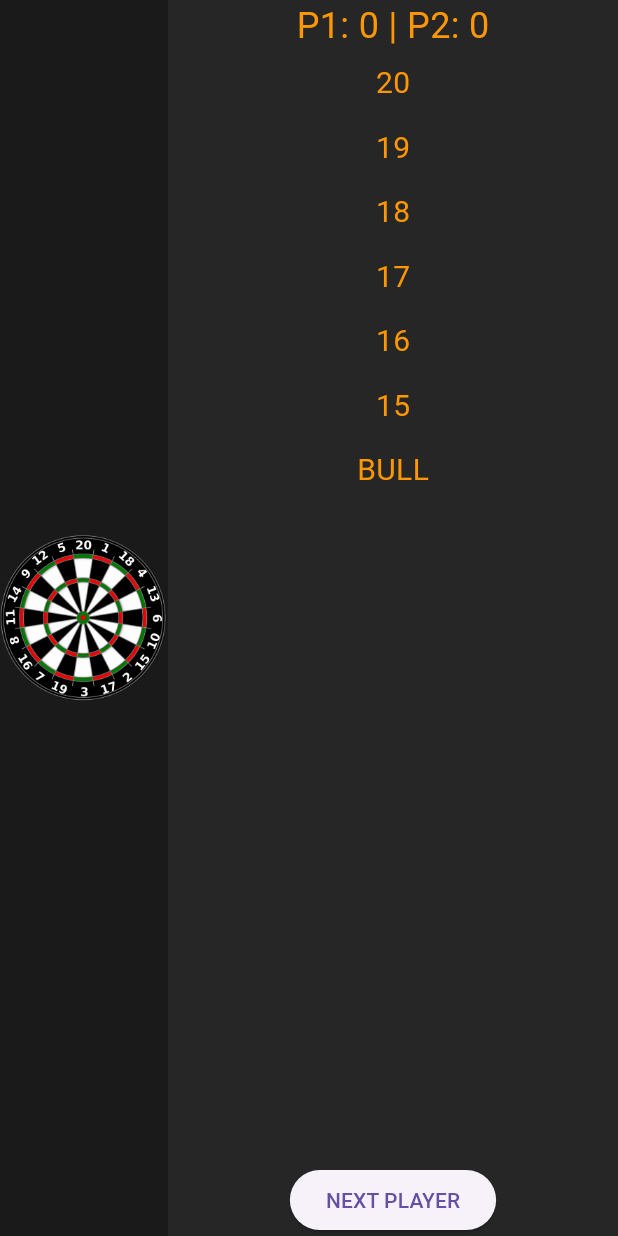
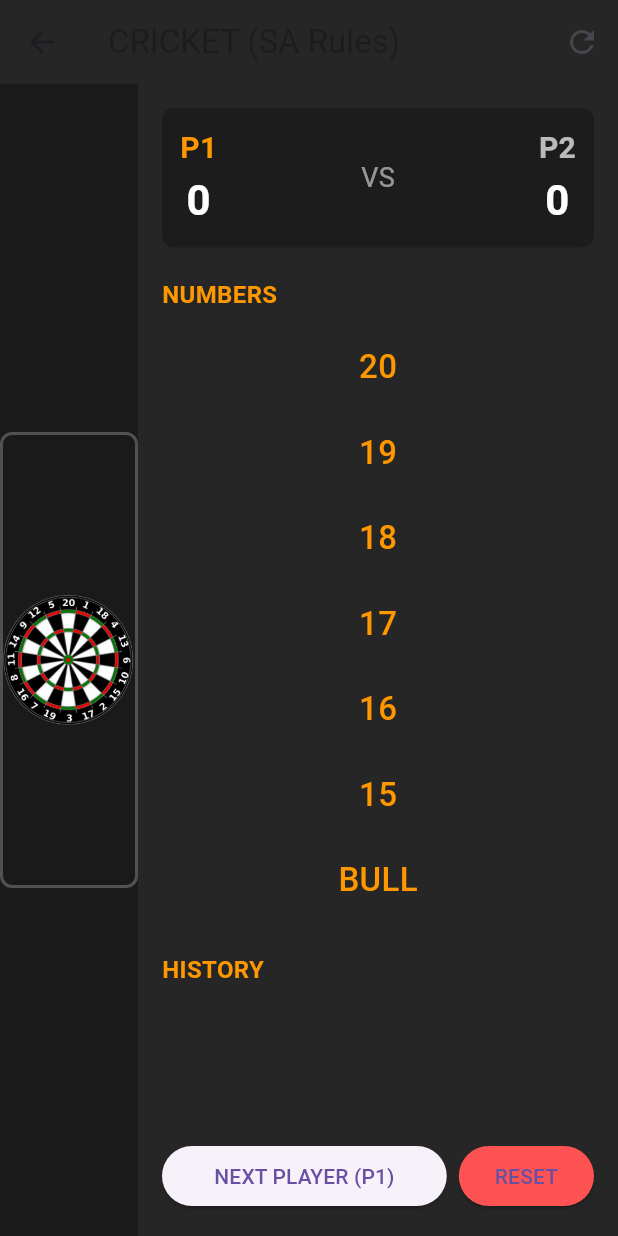
Before and after one commit to SftIce/Darts, a Flutter app: the ScoreboardCricketSA screen opened directly, on a phone screen of 412 x 824 dp. Run offline on Flutter 3.47's test engine with Material 3 defaults, Android fonts, the phone set to English and light mode, and no system bars; our stand-ins replace google_fonts.

Commit message:
Refactor scoreboard logic and tap handling
Refactor scoreboard logic and improve tap handling.

```diff
--- a/lib/screens/scoreboard_cricket_sa.dart
+++ b/lib/screens/scoreboard_cricket_sa.dart
@@ -1,83 +1,212 @@
 import 'package:flutter/material.dart';
 import '../logic/dart_math.dart';
+import '../logic/cricket_sa_logic.dart';
 
 class ScoreboardCricketSA extends StatefulWidget {
+  const ScoreboardCricketSA({super.key});
+
   @override
-  _ScoreboardCricketSAState createState() => _ScoreboardCricketSAState();
+  State<ScoreboardCricketSA> createState() => _ScoreboardCricketSAState();
 }
 
 class _ScoreboardCricketSAState extends State<ScoreboardCricketSA> {
-  Map<int, int> p1Marks = {for (var v in [20,19,18,17,16,15,25]) v: 0};
-  Map<int, int> p2Marks = {for (var v in [20,19,18,17,16,15,25]) v: 0};
-  int p1Score = 0;
-  int p2Score = 0;
-  bool isP1Turn = true;
-  List<String> history = [];
+  final CricketSALogic _logic = CricketSALogic();
+  final List<String> _history = [];
 
   void _handleTap(TapDownDetails details) {
-    final hit = DartMath.getHit(details.localPosition.dx, details.localPosition.dy, 300);
+    final hit = DartMath.calculate(details.localPosition.dx, details.localPosition.dy);
+
     setState(() {
-      if (hit.isGaryPlayer) {
-        history.insert(0, "GARY PLAYER (0)");
+      if (hit.isMiss) {
+        _history.insert(0, "🔴 GARY PLAYER MISS (Wire / Outer)");
       } else {
-        _applyCricketLogic(hit);
-        history.insert(0, "${isP1Turn ? 'P1' : 'P2'} hit ${hit.multiplier}x${hit.score}");
+        final playerName = _logic.isP1Turn ? "P1" : "P2";
+        _logic.registerHit(hit.score, hit.multiplier, isP1: _logic.isP1Turn);
+
+        if (hit.score == 25 || hit.score == 50) {
+          _history.insert(0, "$playerName hit ${hit.score} (${hit.ring})");
+        } else {
+          _history.insert(0, "$playerName hit ${hit.multiplier}x${hit.score}");
+        }
       }
     });
   }
 
-  void _applyCricketLogic(DartHit hit) {
-    if (![20,19,18,17,16,15,25].contains(hit.score)) return;
-    var marks = isP1Turn ? p1Marks : p2Marks;
-    var oppMarks = isP1Turn ? p2Marks : p1Marks;
-
-    for (int i = 0; i < hit.multiplier; i++) {
-      if (marks[hit.score]! < 3) {
-        marks[hit.score] = marks[hit.score]! + 1;
-      } else if (oppMarks[hit.score]! < 3) {
-        if (isP1Turn) p1Score += hit.score; else p2Score += hit.score;
-      }
-    }
-  }
-
-  String _getMarkSym(int marks) {
-    if (marks == 1) return "/";
-    if (marks == 2) return "X";
-    if (marks >= 3) return "";
-    return "";
+  String _getMarkSymbol(int number, bool forP1) {
+    return _logic.getMarkSymbol(number, forP1);
   }
 
   @override
   Widget build(BuildContext context) {
     return Scaffold(
-      backgroundColor: Color(0xFF1A1A1A),
+      backgroundColor: const Color(0xFF1A1A1A),
+      appBar: AppBar(
+        title: const Text("CRICKET (SA Rules)"),
+        backgroundColor: const Color(0xFF262626),
+        actions: [
+          IconButton(
+            icon: const Icon(Icons.refresh),
+            onPressed: () {
+              setState(() {
+                _logic.reset();
+                _history.clear();
+              });
+            },
+          ),
+        ],
+      ),
       body: Row(
         children: [
-          Expanded(child: Center(
-            child: GestureDetector(
-              onTapDown: _handleTap,
-              child: Image.asset('assets/dartboard.png', width: 300),
+          // Dartboard - Click to Score
+          Expanded(
+            child: Center(
+              child: GestureDetector(
+                onTapDown: _handleTap,
+                child: Container(
+                  decoration: BoxDecoration(
+                    border: Border.all(color: Colors.white24, width: 2),
+                    borderRadius: BorderRadius.circular(8),
+                  ),
+                  child: Image.asset(
+                    'assets/dartboard.png',
+                    width: 300,
+                    height: 300,
+                    fit: BoxFit.contain,
+                  ),
+                ),
+              ),
             ),
-          )),
+          ),
+
+          // Scoreboard Panel
           Container(
-            width: 300,
-            color: Color(0xFF262626),
+            width: 320,
+            color: const Color(0xFF262626),
+            padding: const EdgeInsets.all(16),
             child: Column(
+              crossAxisAlignment: CrossAxisAlignment.start,
               children: [
-                Text("P1: $p1Score | P2: $p2Score", style: TextStyle(color: Colors.orange, fontSize: 24)),
-                ...[20,19,18,17,16,15,25].map((val) => Row(
-                  mainAxisAlignment: MainAxisAlignment.spaceEvenly,
+                // Total Scores
+                Container(
+                  padding: const EdgeInsets.all(12),
+                  decoration: BoxDecoration(
+                    color: Colors.black26,
+                    borderRadius: BorderRadius.circular(8),
+                  ),
+                  child: Row(
+                    mainAxisAlignment: MainAxisAlignment.spaceBetween,
+                    children: [
+                      _buildPlayerScore("P1", _logic.p1Score, _logic.isP1Turn),
+                      const Text("VS", style: TextStyle(color: Colors.white54, fontSize: 18)),
+                      _buildPlayerScore("P2", _logic.p2Score, !_logic.isP1Turn),
+                    ],
+                  ),
+                ),
+
+                const SizedBox(height: 20),
+
+                // Cricket Numbers + Marks
+                const Text(
+                  "NUMBERS",
+                  style: TextStyle(color: Colors.orange, fontSize: 16, fontWeight: FontWeight.bold),
+                ),
+                const SizedBox(height: 8),
+                ...[20, 19, 18, 17, 16, 15, 25].map((val) => _buildNumberRow(val)),
+
+                const SizedBox(height: 20),
+
+                // History
+                const Text(
+                  "HISTORY",
+                  style: TextStyle(color: Colors.orange, fontSize: 16, fontWeight: FontWeight.bold),
+                ),
+                const SizedBox(height: 8),
+                Expanded(
+                  child: ListView.builder(
+                    reverse: true,
+                    itemCount: _history.length,
+                    itemBuilder: (context, index) => Padding(
+                      padding: const EdgeInsets.symmetric(vertical: 2),
+                      child: Text(
+                        _history[index],
+                        style: const TextStyle(color: Colors.green, fontSize: 14),
+                      ),
+                    ),
+                  ),
+                ),
+
+                // Controls
+                Row(
                   children: [
-                    Text(_getMarkSym(p1Marks[val]!), style: TextStyle(color: Colors.white, fontSize: 30)),
-                    Text(val == 25 ? "BULL" : "$val", style: TextStyle(color: Colors.orange, fontSize: 20)),
-                    Text(_getMarkSym(p2Marks[val]!), style: TextStyle(color: Colors.white, fontSize: 30)),
+                    Expanded(
+                      child: ElevatedButton(
+                        onPressed: () {
+                          setState(() {
+                            _logic.isP1Turn = !_logic.isP1Turn;
+                          });
+                        },
+                        child: Text("NEXT PLAYER (${_logic.isP1Turn ? 'P1' : 'P2'})"),
+                      ),
+                    ),
+                    const SizedBox(width: 8),
+                    ElevatedButton(
+                      onPressed: () {
+                        setState(() {
+                          _logic.reset();
+                          _history.clear();
+                        });
+                      },
+                      style: ElevatedButton.styleFrom(backgroundColor: Colors.redAccent),
+                      child: const Text("RESET"),
+                    ),
                   ],
-                )),
-                Expanded(child: ListView(children: history.map((e) => Text(e, style: TextStyle(color: Colors.green))).toList())),
-                ElevatedButton(onPressed: () => setState(() => isP1Turn = !isP1Turn), child: Text("NEXT PLAYER")),
+                ),
               ],
             ),
-          )
+          ),
+        ],
+      ),
+    );
+  }
+
+  Widget _buildPlayerScore(String label, int score, bool isActive) {
+    return Column(
+      children: [
+        Text(
+          label,
+          style: TextStyle(
+            color: isActive ? Colors.orange : Colors.white70,
+            fontSize: 20,
+            fontWeight: FontWeight.bold,
+          ),
+        ),
+        Text(
+          "$score",
+          style: const TextStyle(color: Colors.white, fontSize: 28, fontWeight: FontWeight.bold),
+        ),
+      ],
+    );
+  }
+
+  Widget _buildNumberRow(int val) {
+    final display = val == 25 ? "BULL" : "$val";
+    return Padding(
+      padding: const EdgeInsets.symmetric(vertical: 6),
+      child: Row(
+        mainAxisAlignment: MainAxisAlignment.spaceEvenly,
+        children: [
+          Text(
+            _getMarkSymbol(val, true),
+            style: const TextStyle(color: Colors.white, fontSize: 32, fontWeight: FontWeight.bold),
+          ),
+          Text(
+            display,
+            style: const TextStyle(color: Colors.orange, fontSize: 22, fontWeight: FontWeight.w500),
+          ),
+          Text(
+            _getMarkSymbol(val, false),
+            style: const TextStyle(color: Colors.white, fontSize: 32, fontWeight: FontWeight.bold),
+          ),
         ],
       ),
     );
```
